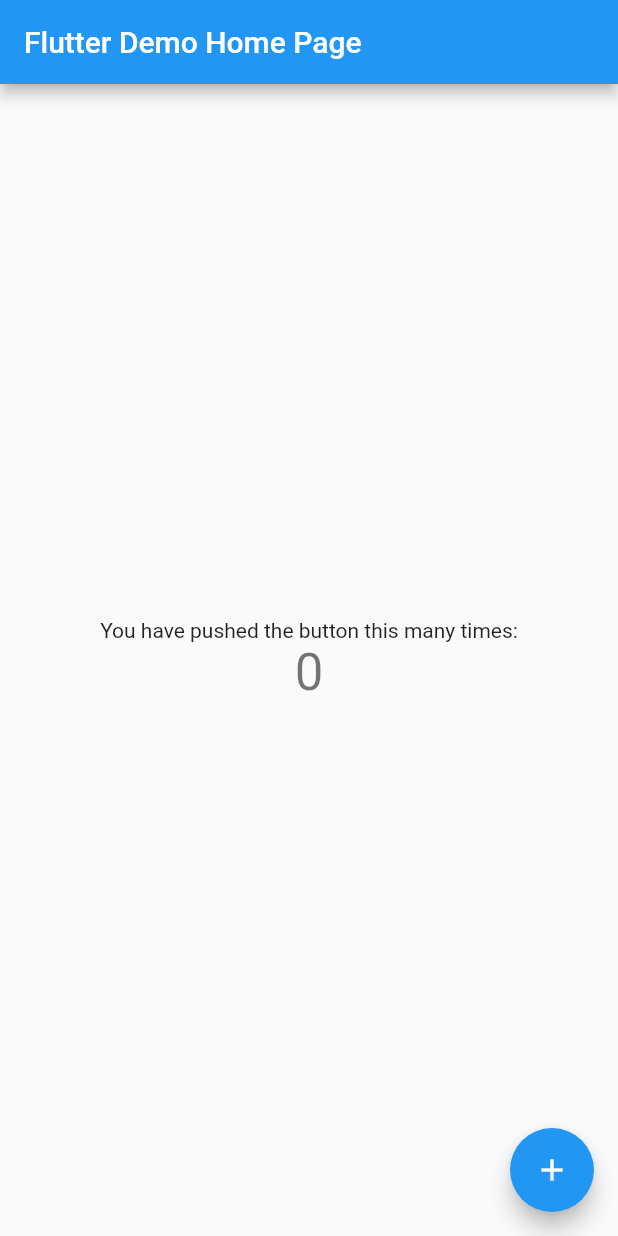
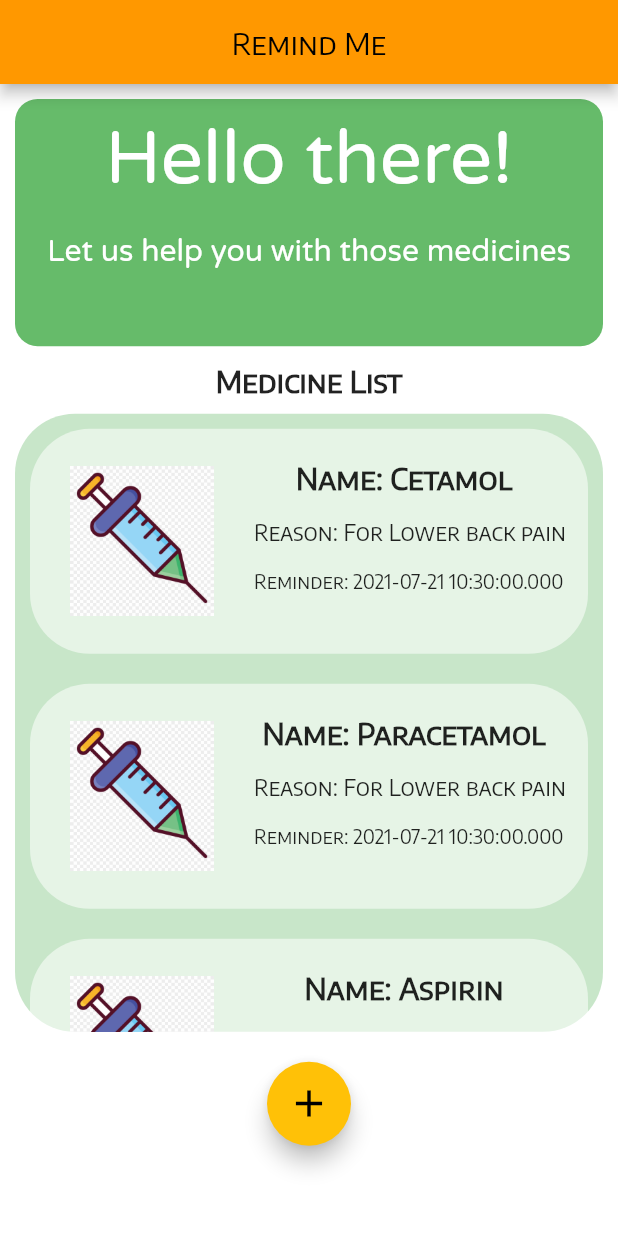
Before and after one commit to BisheshDangol/medicine_reminder_app, a Flutter app: the screen it shows after launch, on a phone screen of 412 x 824 dp. Run offline on Flutter 3.47's test engine with Material 2 defaults, Android fonts, the phone set to English and light mode, and no system bars.

Commit message:
Basic UI screen changed

```diff
--- a/lib/main.dart
+++ b/lib/main.dart
@@ -1,113 +1,36 @@
 import 'package:flutter/material.dart';
+import '../screens/add_medicine_screen.dart';
+import 'package:provider/provider.dart';
+import '../screens/home_screen.dart';
+import '../models/medicines.dart';
 
-void main() {
-  runApp(MyApp());
-}
+void main() => runApp(MyApp());
 
 class MyApp extends StatelessWidget {
-  // This widget is the root of your application.
   @override
   Widget build(BuildContext context) {
-    return MaterialApp(
-      title: 'Flutter Demo',
-      theme: ThemeData(
-        // This is the theme of your application.
-        //
-        // Try running your application with "flutter run". You'll see the
-        // application has a blue toolbar. Then, without quitting the app, try
-        // changing the primarySwatch below to Colors.green and then invoke
-        // "hot reload" (press "r" in the console where you ran "flutter run",
-        // or simply save your changes to "hot reload" in a Flutter IDE).
-        // Notice that the counter didn't reset back to zero; the application
-        // is not restarted.
-        primarySwatch: Colors.blue,
+    return MultiProvider(
+      providers: [
+        ChangeNotifierProvider(
+          create: (context) => Medicines(),
+        )
+      ],
+      child: MaterialApp(
+        debugShowCheckedModeBanner: false,
+        title: 'Reminder App',
+        home: HomeScreen(),
+        theme: ThemeData(
+          fontFamily: 'EncodeSansSc',
+          textTheme: TextTheme(
+              headline1: TextStyle(fontFamily: 'VarelaRound', fontSize: 50),
+              headline5: TextStyle(fontFamily: 'VarelaRound', fontSize: 20)),
+          primarySwatch: Colors.orange,
+          accentColor: Colors.amber,
+        ),
+        routes: {
+          AddMedicineScreen.routeName: (ctx) => AddMedicineScreen(),
+        },
       ),
-      home: MyHomePage(title: 'Flutter Demo Home Page'),
     );
   }
 }
-
-class MyHomePage extends StatefulWidget {
-  MyHomePage({Key? key, required this.title}) : super(key: key);
-
-  // This widget is the home page of your application. It is stateful, meaning
-  // that it has a State object (defined below) that contains fields that affect
-  // how it looks.
-
-  // This class is the configuration for the state. It holds the values (in this
-  // case the title) provided by the parent (in this case the App widget) and
-  // used by the build method of the State. Fields in a Widget subclass are
-  // always marked "final".
-
-  final String title;
-
-  @override
-  _MyHomePageState createState() => _MyHomePageState();
-}
-
-class _MyHomePageState extends State<MyHomePage> {
-  int _counter = 0;
-
-  void _incrementCounter() {
-    setState(() {
-      // This call to setState tells the Flutter framework that something has
-      // changed in this State, which causes it to rerun the build method below
-      // so that the display can reflect the updated values. If we changed
-      // _counter without calling setState(), then the build method would not be
-      // called again, and so nothing would appear to happen.
-      _counter++;
-    });
-  }
-
-  @override
-  Widget build(BuildContext context) {
-    // This method is rerun every time setState is called, for instance as done
-    // by the _incrementCounter method above.
-    //
-    // The Flutter framework has been optimized to make rerunning build methods
-    // fast, so that you can just rebuild anything that needs updating rather
-    // than having to individually change instances of widgets.
-    return Scaffold(
-      appBar: AppBar(
-        // Here we take the value from the MyHomePage object that was created by
-        // the App.build method, and use it to set our appbar title.
-        title: Text(widget.title),
-      ),
-      body: Center(
-        // Center is a layout widget. It takes a single child and positions it
-        // in the middle of the parent.
-        child: Column(
-          // Column is also a layout widget. It takes a list of children and
-          // arranges them vertically. By default, it sizes itself to fit its
-          // children horizontally, and tries to be as tall as its parent.
-          //
-          // Invoke "debug painting" (press "p" in the console, choose the
-          // "Toggle Debug Paint" action from the Flutter Inspector in Android
-          // Studio, or the "Toggle Debug Paint" command in Visual Studio Code)
-          // to see the wireframe for each widget.
-          //
-          // Column has various properties to control how it sizes itself and
-          // how it positions its children. Here we use mainAxisAlignment to
-          // center the children vertically; the main axis here is the vertical
-          // axis because Columns are vertical (the cross axis would be
-          // horizontal).
-          mainAxisAlignment: MainAxisAlignment.center,
-          children: <Widget>[
-            Text(
-              'You have pushed the button this many times:',
-            ),
-            Text(
-              '$_counter',
-              style: Theme.of(context).textTheme.headline4,
-            ),
-          ],
-        ),
-      ),
-      floatingActionButton: FloatingActionButton(
-        onPressed: _incrementCounter,
-        tooltip: 'Increment',
-        child: Icon(Icons.add),
-      ), // This trailing comma makes auto-formatting nicer for build methods.
-    );
-  }
-}
--- /dev/null
+++ b/lib/models/medicine.dart
@@ -0,0 +1,17 @@
+import 'package:flutter/material.dart';
+
+class Medicine with ChangeNotifier {
+  String id;
+  String title;
+  String reason;
+  String imageUrl;
+  DateTime time;
+
+  Medicine({
+    required this.id,
+    required this.imageUrl,
+    required this.reason,
+    required this.time,
+    required this.title,
+  });
+}
--- /dev/null
+++ b/lib/models/medicines.dart
@@ -0,0 +1,43 @@
+import 'package:flutter/material.dart';
+import '../models/medicine.dart';
+
+class Medicines with ChangeNotifier {
+  List<Medicine> _meds = [
+    Medicine(
+      id: 'm1',
+      imageUrl: 'assets/images/injection.png',
+      reason: 'For Lower back pain',
+      time: DateTime.now(),
+      title: 'Cetamol',
+    ),
+    Medicine(
+      id: 'm2',
+      imageUrl: 'assets/images/injection.png',
+      reason: 'For Lower back pain',
+      time: DateTime.now(),
+      title: 'Paracetamol',
+    ),
+    Medicine(
+      id: 'm3',
+      imageUrl: 'assets/images/injection.png',
+      reason: 'For Lower back pain',
+      time: DateTime.now(),
+      title: 'Aspirin',
+    ),
+    Medicine(
+      id: 'm4',
+      imageUrl: 'assets/images/injection.png',
+      reason: 'For Lower back pain',
+      time: DateTime.now(),
+      title: 'Flexon',
+    ),
+  ];
+
+  List<Medicine> get meds {
+    return [..._meds];
+  }
+
+  int itemCount() {
+    return _meds.length;
+  }
+}
--- /dev/null
+++ b/lib/screens/add_medicine_screen.dart
@@ -0,0 +1,27 @@
+import 'package:flutter/material.dart';
+
+class AddMedicineScreen extends StatefulWidget {
+  static const routeName = '/add-medicine';
+
+  @override
+  _AddMedicineScreenState createState() => _AddMedicineScreenState();
+}
+
+class _AddMedicineScreenState extends State<AddMedicineScreen> {
+  final _formKey = GlobalKey<FormState>();
+  @override
+  Widget build(BuildContext context) {
+    return Scaffold(
+      appBar: AppBar(
+        title: Text('Add Medicine'),
+        centerTitle: true,
+      ),
+      body: Form(
+        key: _formKey,
+        child: Column(
+          children: [],
+        ),
+      ),
+    );
+  }
+}
--- /dev/null
+++ b/lib/screens/home_screen.dart
@@ -0,0 +1,79 @@
+import 'package:flutter/material.dart';
+import 'package:medicine_reminder_app/screens/add_medicine_screen.dart';
+import '../screens/medicine_overview_screen.dart';
+
+class HomeScreen extends StatelessWidget {
+  @override
+  Widget build(BuildContext context) {
+    final mediaQuery = MediaQuery.of(context);
+    return Scaffold(
+      appBar: AppBar(
+        title: Text(
+          'Remind Me',
+          style: TextStyle(color: Colors.black),
+        ),
+        centerTitle: true,
+      ),
+      backgroundColor: Colors.white,
+      body: Column(
+        children: [
+          Container(
+            decoration: BoxDecoration(
+                borderRadius: BorderRadius.circular(15),
+                color: Colors.green[400]),
+            margin: EdgeInsets.all(10),
+            width: mediaQuery.size.width * 1,
+            height: mediaQuery.size.height * 0.2,
+            child: Column(
+              children: [
+                Container(
+                  padding: EdgeInsets.all(5),
+                  margin: EdgeInsets.all(5),
+                  child: Text('Hello there!',
+                      style: Theme.of(context)
+                          .textTheme
+                          .headline1!
+                          .copyWith(color: Colors.white)),
+                ),
+                FittedBox(
+                  child: Container(
+                    margin: EdgeInsets.all(10),
+                    child: Text('Let us help you with those medicines',
+                        style: Theme.of(context)
+                            .textTheme
+                            .headline5!
+                            .copyWith(color: Colors.white)),
+                  ),
+                ),
+              ],
+            ),
+          ),
+          Text(
+            'Medicine List',
+            style: TextStyle(fontSize: 20, fontWeight: FontWeight.bold),
+          ),
+          Container(
+            margin: EdgeInsets.symmetric(horizontal: 10, vertical: 10),
+            decoration: BoxDecoration(
+              borderRadius: BorderRadius.circular(40),
+              color: Colors.green[100],
+            ),
+            height: mediaQuery.size.height * 0.5,
+            child: MedicineOverViewScreen(),
+          ),
+          SizedBox(height: 10),
+          FloatingActionButton(
+            onPressed: () {
+              Navigator.pushNamed(context, AddMedicineScreen.routeName);
+            },
+            child: Icon(
+              Icons.add,
+              size: 30,
+              color: Colors.black,
+            ),
+          )
+        ],
+      ),
+    );
+  }
+}
--- /dev/null
+++ b/lib/screens/medicine_overview_screen.dart
@@ -0,0 +1,71 @@
+import 'package:flutter/material.dart';
+import '../models/medicines.dart';
+import 'package:provider/provider.dart';
+
+class MedicineOverViewScreen extends StatelessWidget {
+  @override
+  Widget build(BuildContext context) {
+    var medicines = Provider.of<Medicines>(context);
+    return Column(
+      children: [
+        Expanded(
+          child: ListView.builder(
+            itemBuilder: (context, index) {
+              return Container(
+                height: 150,
+                margin: EdgeInsets.all(10),
+                decoration: BoxDecoration(
+                    borderRadius: BorderRadius.circular(40),
+                    color: Colors.white54),
+                child: Row(
+                  mainAxisAlignment: MainAxisAlignment.spaceEvenly,
+                  children: [
+                    Container(
+                      margin: EdgeInsets.all(10),
+                      child: Image.asset(medicines.meds[index].imageUrl),
+                      height: 100,
+                      width: 100,
+                    ),
+                    Container(
+                      margin: EdgeInsets.only(top: 20),
+                      child: Column(
+                        crossAxisAlignment: CrossAxisAlignment.start,
+                        children: [
+                          SizedBox(
+                            height: 25,
+                            width: 200,
+                            child: FittedBox(
+                              fit: BoxFit.contain,
+                              child: Text(
+                                'Name: ${medicines.meds[index].title}',
+                                style: TextStyle(
+                                  fontSize: 25,
+                                  fontWeight: FontWeight.bold,
+                                ),
+                              ),
+                            ),
+                          ),
+                          SizedBox(height: 15),
+                          Text(
+                            'Reason: ${medicines.meds[index].reason}',
+                            style: TextStyle(fontSize: 15),
+                          ),
+                          SizedBox(height: 15),
+                          Text(
+                            'Reminder: ${medicines.meds[index].time}',
+                            style: TextStyle(fontSize: 13),
+                          ),
+                        ],
+                      ),
+                    ),
+                  ],
+                ),
+              );
+            },
+            itemCount: medicines.itemCount(),
+          ),
+        ),
+      ],
+    );
+  }
+}
```
Also changed, not shown: pubspec.yaml (+21 -14 lines), assets/fonts/Cinzel-Bold.ttf (added), assets/fonts/Cinzel-Medium.ttf (added), assets/fonts/Cinzel-Regular.ttf (added), assets/fonts/EncodeSansSC-Regular.ttf (added), assets/fonts/VarelaRound-Regular.ttf (added), assets/images/capsule.jpg (added), assets/images/injection.png (added), assets/images/liquid.png (added), pubspec.lock.
